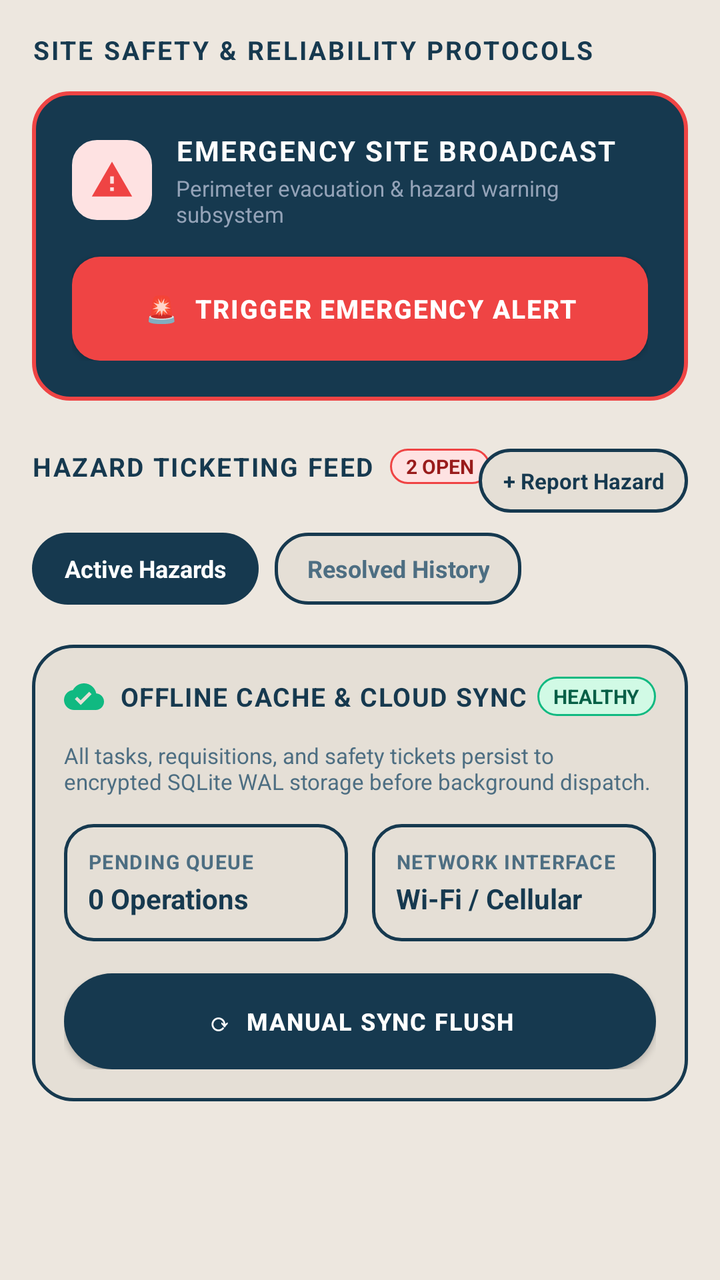
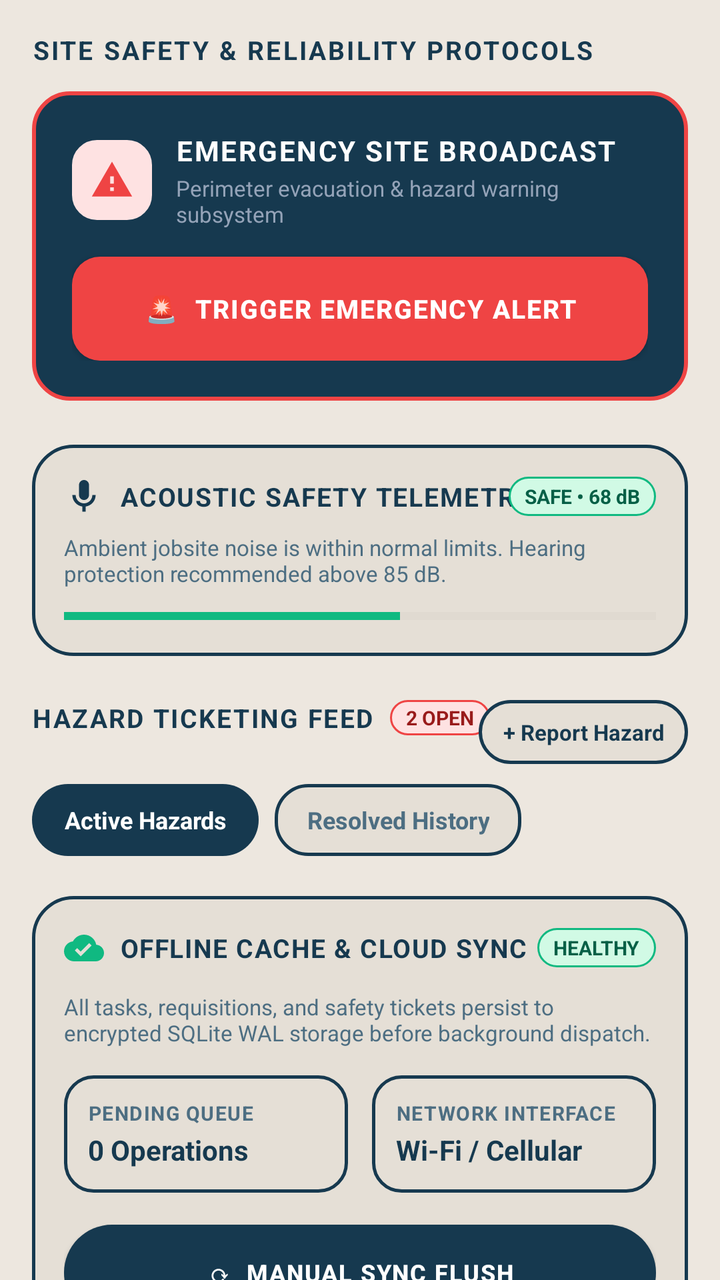

The first picture is an Android layout as it rendered before a commit; the second is the same layout after the commit. The layout source and the unified diff follow.
<!-- AndroidManifest.xml: application theme Theme.SiteSync -->
<!-- res/layout/fragment_security.xml -->
<?xml version="1.0" encoding="utf-8"?>
<androidx.core.widget.NestedScrollView xmlns:android="http://schemas.android.com/apk/res/android"
    xmlns:app="http://schemas.android.com/apk/res-auto"
    android:layout_width="match_parent"
    android:layout_height="match_parent"
    android:background="@color/warm_ash_base"
    android:fillViewport="true">

    <LinearLayout
        android:layout_width="match_parent"
        android:layout_height="wrap_content"
        android:orientation="vertical"
        android:paddingStart="16dp"
        android:paddingEnd="16dp"
        android:paddingTop="16dp"
        android:paddingBottom="100dp">

        
        <TextView
            android:layout_width="match_parent"
            android:layout_height="wrap_content"
            android:text="SITE SAFETY &amp; RELIABILITY PROTOCOLS"
            android:textColor="@color/text_oxide_primary"
            android:textSize="13sp"
            android:textStyle="bold"
            android:letterSpacing="0.08"
            android:layout_marginBottom="12dp" />

        
        <include
            android:id="@+id/incEmergency"
            layout="@layout/layout_emergency_broadcast" />

        
        <RelativeLayout
            android:layout_width="match_parent"
            android:layout_height="wrap_content"
            android:layout_marginTop="8dp"
            android:layout_marginBottom="10dp">

            <LinearLayout
                android:layout_width="wrap_content"
                android:layout_height="wrap_content"
                android:orientation="horizontal"
                android:gravity="center_vertical">

                <TextView
                    android:layout_width="wrap_content"
                    android:layout_height="wrap_content"
                    android:text="HAZARD TICKETING FEED"
                    android:textColor="@color/text_oxide_primary"
                    android:textSize="13sp"
                    android:textStyle="bold"
                    android:letterSpacing="0.06" />

                <TextView
                    android:id="@+id/tvHazardCountBadge"
                    android:layout_width="wrap_content"
                    android:layout_height="wrap_content"
                    android:text="2 OPEN"
                    android:textColor="#991B1B"
                    android:textSize="10sp"
                    android:textStyle="bold"
                    android:background="@drawable/bg_badge_urgent"
                    android:paddingStart="8dp"
                    android:paddingEnd="8dp"
                    android:paddingTop="2dp"
                    android:paddingBottom="2dp"
                    android:layout_marginStart="8dp" />
            </LinearLayout>

            
            <TextView
                android:id="@+id/btnReportHazardHeader"
                android:layout_width="wrap_content"
                android:layout_height="32dp"
                android:layout_alignParentEnd="true"
                android:gravity="center"
                android:text="+ Report Hazard"
                android:textColor="@color/oxide_blue_primary"
                android:textSize="11sp"
                android:textStyle="bold"
                android:background="@drawable/btn_secondary_outline"
                android:paddingStart="12dp"
                android:paddingEnd="12dp"
                android:clickable="true"
                android:focusable="true" />
        </RelativeLayout>

        
        <LinearLayout
            android:layout_width="match_parent"
            android:layout_height="wrap_content"
            android:orientation="horizontal"
            android:layout_marginBottom="12dp">

            <TextView
                android:id="@+id/chipHazardsOpen"
                android:layout_width="wrap_content"
                android:layout_height="36dp"
                android:gravity="center"
                android:text="Active Hazards"
                android:textColor="#FFFFFF"
                android:textSize="12sp"
                android:textStyle="bold"
                android:background="@drawable/bg_tab_pill_active"
                android:paddingStart="16dp"
                android:paddingEnd="16dp"
                android:layout_marginEnd="8dp"
                android:clickable="true"
                android:focusable="true" />

            <TextView
                android:id="@+id/chipHazardsResolved"
                android:layout_width="wrap_content"
                android:layout_height="36dp"
                android:gravity="center"
                android:text="Resolved History"
                android:textColor="@color/text_oxide_secondary"
                android:textSize="12sp"
                android:textStyle="bold"
                android:background="@drawable/bg_pill_inactive"
                android:paddingStart="16dp"
                android:paddingEnd="16dp"
                android:clickable="true"
                android:focusable="true" />
        </LinearLayout>

        
        <androidx.recyclerview.widget.RecyclerView
            android:id="@+id/rvHazardTickets"
            android:layout_width="match_parent"
            android:layout_height="wrap_content"
            android:nestedScrollingEnabled="false" />

        
        <LinearLayout
            android:id="@+id/layoutHazardEmptyState"
            android:layout_width="match_parent"
            android:layout_height="wrap_content"
            android:orientation="vertical"
            android:gravity="center"
            android:background="@drawable/bg_card_outlined"
            android:padding="28dp"
            android:layout_marginBottom="16dp"
            android:visibility="gone">

            <ImageView
                android:layout_width="36dp"
                android:layout_height="36dp"
                android:src="@drawable/ic_cloud_done"
                app:tint="@color/status_green"
                android:layout_marginBottom="8dp" />

            <TextView
                android:id="@+id/tvEmptyStateText"
                android:layout_width="wrap_content"
                android:layout_height="wrap_content"
                android:text="Zero Active Hazards • Site Perimeter Safe"
                android:textColor="@color/text_oxide_primary"
                android:textSize="13sp"
                android:textStyle="bold" />

            <TextView
                android:layout_width="wrap_content"
                android:layout_height="wrap_content"
                android:text="No open safety tickets on this active project floor."
                android:textColor="@color/text_oxide_secondary"
                android:textSize="11sp"
                android:layout_marginTop="2dp" />
        </LinearLayout>

        
        <include
            android:id="@+id/incSyncTelemetry"
            layout="@layout/layout_sync_telemetry" />

    </LinearLayout>
</androidx.core.widget.NestedScrollView>
<!-- res/layout/layout_emergency_broadcast.xml (included above) -->
<?xml version="1.0" encoding="utf-8"?>
<LinearLayout xmlns:android="http://schemas.android.com/apk/res/android"
    xmlns:app="http://schemas.android.com/apk/res-auto"
    android:id="@+id/layoutEmergencyContainer"
    android:layout_width="match_parent"
    android:layout_height="wrap_content"
    android:orientation="vertical"
    android:background="@drawable/bg_card_emergency"
    android:padding="20dp"
    android:layout_marginBottom="16dp">

    <LinearLayout
        android:layout_width="match_parent"
        android:layout_height="wrap_content"
        android:orientation="horizontal"
        android:gravity="center_vertical">

        <FrameLayout
            android:layout_width="40dp"
            android:layout_height="40dp"
            android:background="@drawable/bg_badge_urgent"
            android:backgroundTint="#FEE2E2"
            android:layout_marginEnd="12dp">

            <ImageView
                android:layout_width="22dp"
                android:layout_height="22dp"
                android:layout_gravity="center"
                android:src="@drawable/ic_warning_amber"
                app:tint="#EF4444"
                android:contentDescription="Emergency Beacon" />
        </FrameLayout>

        <LinearLayout
            android:layout_width="0dp"
            android:layout_height="wrap_content"
            android:layout_weight="1"
            android:orientation="vertical">

            <TextView
                android:layout_width="wrap_content"
                android:layout_height="wrap_content"
                android:text="EMERGENCY SITE BROADCAST"
                android:textColor="#FFFFFF"
                android:textSize="14sp"
                android:textStyle="bold"
                android:letterSpacing="0.06" />

            <TextView
                android:layout_width="wrap_content"
                android:layout_height="wrap_content"
                android:text="Perimeter evacuation &amp; hazard warning subsystem"
                android:textColor="#94A3B8"
                android:textSize="11sp"
                android:layout_marginTop="2dp" />
        </LinearLayout>
    </LinearLayout>

    
    <LinearLayout
        android:id="@+id/bannerActiveEmergency"
        android:layout_width="match_parent"
        android:layout_height="wrap_content"
        android:orientation="horizontal"
        android:gravity="center_vertical"
        android:background="@drawable/bg_badge_urgent"
        android:padding="10dp"
        android:layout_marginTop="12dp"
        android:visibility="gone">

        <View
            android:layout_width="8dp"
            android:layout_height="8dp"
            android:background="@drawable/indicator_pulse_dot"
            app:backgroundTint="#EF4444"
            android:layout_marginEnd="8dp" />

        <TextView
            android:id="@+id/tvActiveEmergencyInfo"
            android:layout_width="0dp"
            android:layout_height="wrap_content"
            android:layout_weight="1"
            android:text="ACTIVE BROADCAST: Structural Failure Threat"
            android:textColor="#991B1B"
            android:textSize="11sp"
            android:textStyle="bold" />

        <TextView
            android:id="@+id/btnCancelEmergency"
            android:layout_width="wrap_content"
            android:layout_height="wrap_content"
            android:text="CANCEL"
            android:textColor="#EF4444"
            android:textSize="11sp"
            android:textStyle="bold"
            android:padding="4dp" />
    </LinearLayout>

    <com.google.android.material.button.MaterialButton
        android:id="@+id/btnTriggerEmergency"
        android:layout_width="match_parent"
        android:layout_height="52dp"
        android:layout_marginTop="14dp"
        android:background="@drawable/bg_btn_emergency"
        app:backgroundTint="@null"
        android:text="🚨  TRIGGER EMERGENCY ALERT"
        android:textColor="#FFFFFF"
        android:textSize="13sp"
        android:textStyle="bold"
        android:letterSpacing="0.05"
        android:elevation="4dp" />

</LinearLayout>
<!-- res/layout/layout_sync_telemetry.xml (included above) -->
<?xml version="1.0" encoding="utf-8"?>
<LinearLayout xmlns:android="http://schemas.android.com/apk/res/android"
    xmlns:app="http://schemas.android.com/apk/res-auto"
    android:layout_width="match_parent"
    android:layout_height="wrap_content"
    android:orientation="vertical"
    android:background="@drawable/bg_card_outlined"
    android:padding="16dp"
    android:layout_marginTop="8dp"
    android:layout_marginBottom="24dp">

    
    <RelativeLayout
        android:layout_width="match_parent"
        android:layout_height="wrap_content"
        android:layout_marginBottom="12dp">

        <LinearLayout
            android:layout_width="wrap_content"
            android:layout_height="wrap_content"
            android:orientation="horizontal"
            android:gravity="center_vertical">

            <ImageView
                android:id="@+id/ivTelemetrySyncIcon"
                android:layout_width="20dp"
                android:layout_height="20dp"
                android:src="@drawable/ic_cloud_done"
                app:tint="@color/status_green"
                android:layout_marginEnd="8dp" />

            <TextView
                android:layout_width="wrap_content"
                android:layout_height="wrap_content"
                android:text="OFFLINE CACHE &amp; CLOUD SYNC"
                android:textColor="@color/text_oxide_primary"
                android:textSize="13sp"
                android:textStyle="bold"
                android:letterSpacing="0.04" />
        </LinearLayout>

        <TextView
            android:id="@+id/tvRoomDbStatusPill"
            android:layout_width="wrap_content"
            android:layout_height="wrap_content"
            android:layout_alignParentEnd="true"
            android:text="HEALTHY"
            android:textColor="#065F46"
            android:textSize="10sp"
            android:textStyle="bold"
            android:background="@drawable/bg_badge_optimal"
            android:paddingStart="8dp"
            android:paddingEnd="8dp"
            android:paddingTop="3dp"
            android:paddingBottom="3dp" />
    </RelativeLayout>

    <TextView
        android:layout_width="match_parent"
        android:layout_height="wrap_content"
        android:text="All tasks, requisitions, and safety tickets persist to encrypted SQLite WAL storage before background dispatch."
        android:textColor="@color/text_oxide_secondary"
        android:textSize="11sp"
        android:layout_marginBottom="14dp" />

    
    <LinearLayout
        android:layout_width="match_parent"
        android:layout_height="wrap_content"
        android:orientation="horizontal"
        android:layout_marginBottom="16dp">

        
        <LinearLayout
            android:layout_width="0dp"
            android:layout_height="wrap_content"
            android:layout_weight="1"
            android:orientation="vertical"
            android:background="@drawable/bg_rounded_input"
            android:padding="12dp"
            android:layout_marginEnd="6dp">

            <TextView
                android:layout_width="wrap_content"
                android:layout_height="wrap_content"
                android:text="PENDING QUEUE"
                android:textColor="@color/text_oxide_secondary"
                android:textSize="10sp"
                android:textStyle="bold"
                android:letterSpacing="0.05" />

            <TextView
                android:id="@+id/tvPendingSyncCount"
                android:layout_width="wrap_content"
                android:layout_height="wrap_content"
                android:text="0 Operations"
                android:textColor="@color/text_oxide_primary"
                android:textSize="14sp"
                android:textStyle="bold"
                android:layout_marginTop="2dp" />
        </LinearLayout>

        
        <LinearLayout
            android:layout_width="0dp"
            android:layout_height="wrap_content"
            android:layout_weight="1"
            android:orientation="vertical"
            android:background="@drawable/bg_rounded_input"
            android:padding="12dp"
            android:layout_marginStart="6dp">

            <TextView
                android:layout_width="wrap_content"
                android:layout_height="wrap_content"
                android:text="NETWORK INTERFACE"
                android:textColor="@color/text_oxide_secondary"
                android:textSize="10sp"
                android:textStyle="bold"
                android:letterSpacing="0.05" />

            <TextView
                android:id="@+id/tvNetworkInterface"
                android:layout_width="wrap_content"
                android:layout_height="wrap_content"
                android:text="Wi-Fi / Cellular"
                android:textColor="@color/text_oxide_primary"
                android:textSize="14sp"
                android:textStyle="bold"
                android:layout_marginTop="2dp" />
        </LinearLayout>
    </LinearLayout>

    
    <com.google.android.material.button.MaterialButton
        android:id="@+id/btnManualSyncFlush"
        android:layout_width="match_parent"
        android:layout_height="48dp"
        android:background="@drawable/bg_pill_primary"
        app:backgroundTint="@null"
        android:text="⟳  MANUAL SYNC FLUSH"
        android:textColor="@color/text_on_oxide_white"
        android:textSize="12sp"
        android:textStyle="bold"
        android:letterSpacing="0.05" />

</LinearLayout>
<!-- resources referenced by this layout -->
<resources>
  <color name="oxide_blue_primary">#16394F</color>
  <color name="status_green">#10B981</color>
  <color name="text_on_oxide_white">#FFFFFF</color>
  <color name="text_oxide_primary">#16394F</color>
  <color name="text_oxide_secondary">#4D6E82</color>
  <color name="warm_ash_base">#EDE7DF</color>
  <!-- drawable bg_badge_optimal (drawable) -->
  <?xml version="1.0" encoding="utf-8"?>
  <shape xmlns:android="http://schemas.android.com/apk/res/android"
      android:shape="rectangle">
      <solid android:color="#D1FAE5" />
      <stroke
          android:width="1dp"
          android:color="#10B981" />
      <corners android:radius="12dp" />
  </shape>
  <!-- drawable bg_badge_urgent (drawable) -->
  <?xml version="1.0" encoding="utf-8"?>
  <shape xmlns:android="http://schemas.android.com/apk/res/android"
      android:shape="rectangle">
      <solid android:color="#FEE2E2" />
      <stroke
          android:width="1dp"
          android:color="#EF4444" />
      <corners android:radius="12dp" />
  </shape>
  <!-- drawable bg_btn_emergency (drawable) -->
  <?xml version="1.0" encoding="utf-8"?>
  <ripple xmlns:android="http://schemas.android.com/apk/res/android"
      android:color="#991B1B">
      <item>
          <shape android:shape="rectangle">
              <solid android:color="#EF4444" />
              <corners android:radius="14dp" />
          </shape>
      </item>
  </ripple>
  <!-- drawable bg_card_emergency (drawable) -->
  <?xml version="1.0" encoding="utf-8"?>
  <shape xmlns:android="http://schemas.android.com/apk/res/android"
      android:shape="rectangle">
      <solid android:color="@color/oxide_blue_primary" />
      <stroke
          android:width="2dp"
          android:color="#EF4444" />
      <corners android:radius="18dp" />
  </shape>
  <!-- drawable bg_rounded_input (drawable) -->
  <?xml version="1.0" encoding="utf-8"?>
  <shape xmlns:android="http://schemas.android.com/apk/res/android"
      android:shape="rectangle">
      <solid android:color="@color/warm_ash_surface" />
      <stroke
          android:width="1.5dp"
          android:color="@color/stroke_oxide_blue" />
      <corners android:radius="14dp" />
  </shape>
  <!-- drawable bg_tab_pill_active (drawable) -->
  <?xml version="1.0" encoding="utf-8"?>
  <shape xmlns:android="http://schemas.android.com/apk/res/android"
      android:shape="rectangle">
      <solid android:color="@color/oxide_blue_primary" />
      <corners android:radius="24dp" />
  </shape>
  <!-- drawable ic_warning_amber (drawable) -->
  <vector xmlns:android="http://schemas.android.com/apk/res/android"
      android:width="24dp"
      android:height="24dp"
      android:viewportWidth="24"
      android:viewportHeight="24">
    <path
        android:fillColor="#FFF59E0B"
        android:pathData="M1,21h22L12,2 1,21zM13,18h-2v-2h2v2zM13,14h-2v-4h2v4z"/>
  </vector>
  <!-- drawable indicator_pulse_dot (drawable) -->
  <?xml version="1.0" encoding="utf-8"?>
  <shape xmlns:android="http://schemas.android.com/apk/res/android"
      android:shape="oval">
      <solid android:color="@color/indicator_pulse_dot" />
  </shape>
  <color name="warm_ash_surface">#E5DFD6</color>
  <color name="stroke_oxide_blue">#16394F</color>
  <color name="oxide_blue_dark">#0E2636</color>
  <color name="warm_ash_surface_alt">#DBD4CA</color>
  <color name="indicator_pulse_dot">#FFFFFF</color>
  <color name="oxide_blue_light">#24526E</color>
  <color name="text_oxide_muted">#7E98A8</color>
  <!-- unchanged entries left out for length: 6 -->
</resources>

<!-- the commit's change to res/layout/fragment_security.xml (unified diff, before → after) -->
@@ -30,6 +30,83 @@
         <include
             android:id="@+id/incEmergency"
             layout="@layout/layout_emergency_broadcast" />
+
+        
+        <LinearLayout
+            android:id="@+id/cardAcousticSafety"
+            android:layout_width="match_parent"
+            android:layout_height="wrap_content"
+            android:orientation="vertical"
+            android:background="@drawable/bg_card_outlined"
+            android:padding="16dp"
+            android:layout_marginTop="6dp"
+            android:layout_marginBottom="14dp">
+
+            <RelativeLayout
+                android:layout_width="match_parent"
+                android:layout_height="wrap_content"
+                android:layout_marginBottom="8dp">
+
+                <LinearLayout
+                    android:layout_width="wrap_content"
+                    android:layout_height="wrap_content"
+                    android:orientation="horizontal"
+                    android:gravity="center_vertical">
+
+                    <ImageView
+                        android:id="@+id/ivNoiseIcon"
+                        android:layout_width="20dp"
+                        android:layout_height="20dp"
+                        android:src="@drawable/ic_mic"
+                        app:tint="@color/oxide_blue_primary"
+                        android:layout_marginEnd="8dp" />
+
+                    <TextView
+                        android:layout_width="wrap_content"
+                        android:layout_height="wrap_content"
+                        android:text="ACOUSTIC SAFETY TELEMETRY"
+                        android:textColor="@color/text_oxide_primary"
+                        android:textSize="13sp"
+                        android:textStyle="bold"
+                        android:letterSpacing="0.05" />
+                </LinearLayout>
+
+                <TextView
+                    android:id="@+id/tvNoiseStatusBadge"
+                    android:layout_width="wrap_content"
+                    android:layout_height="wrap_content"
+                    android:layout_alignParentEnd="true"
+                    android:text="SAFE • 68 dB"
+                    android:textColor="#065F46"
+                    android:textSize="10sp"
+                    android:textStyle="bold"
+                    android:background="@drawable/bg_badge_optimal"
+                    android:paddingStart="8dp"
+                    android:paddingEnd="8dp"
+                    android:paddingTop="3dp"
+                    android:paddingBottom="3dp" />
+            </RelativeLayout>
+
+            <TextView
+                android:id="@+id/tvNoisePpeWarning"
+                android:layout_width="match_parent"
+                android:layout_height="wrap_content"
+                android:text="Ambient jobsite noise is within normal limits. Hearing protection recommended above 85 dB."
+                android:textColor="@color/text_oxide_secondary"
+                android:textSize="11sp"
+                android:layout_marginBottom="10dp" />
+
+            <ProgressBar
+                android:id="@+id/pbDecibelLevel"
+                style="?android:attr/progressBarStyleHorizontal"
+                android:layout_width="match_parent"
+                android:layout_height="8dp"
+                android:max="120"
+                android:progress="68"
+                android:progressTint="@color/status_green"
+                android:progressBackgroundTint="@color/gauge_track_ash" />
+
+        </LinearLayout>
 
         
         <RelativeLayout
<!-- resource entries referenced after the edit -->
@@ -1,5 +1,6 @@
 <!-- resources referenced by this layout -->
 <resources>
+  <color name="gauge_track_ash">#D4CDC3</color>
   <color name="oxide_blue_primary">#16394F</color>
   <color name="status_green">#10B981</color>
   <color name="text_on_oxide_white">#FFFFFF</color>
@@ -64,6 +65,19 @@
       <solid android:color="@color/oxide_blue_primary" />
       <corners android:radius="24dp" />
   </shape>
+  <!-- drawable ic_mic (drawable) -->
+  <vector xmlns:android="http://schemas.android.com/apk/res/android"
+      android:width="24dp"
+      android:height="24dp"
+      android:viewportWidth="24"
+      android:viewportHeight="24">
+    <path
+        android:fillColor="#F59E0B"
+        android:pathData="M12,14c1.66,0 3,-1.34 3,-3V5c0,-1.66 -1.34,-3 -3,-3S9,3.34 9,5v6c0,1.66 1.34,3 3,3z"/>
+    <path
+        android:fillColor="#F59E0B"
+        android:pathData="M17,11c0,2.76 -2.24,5 -5,5s-5,-2.24 -5,-5H5c0,3.53 2.61,6.43 6,6.92V21h2v-3.08c3.39,-0.49 6,-3.39 6,-6.92h-2z"/>
+  </vector>
   <!-- drawable ic_warning_amber (drawable) -->
   <vector xmlns:android="http://schemas.android.com/apk/res/android"
       android:width="24dp"
